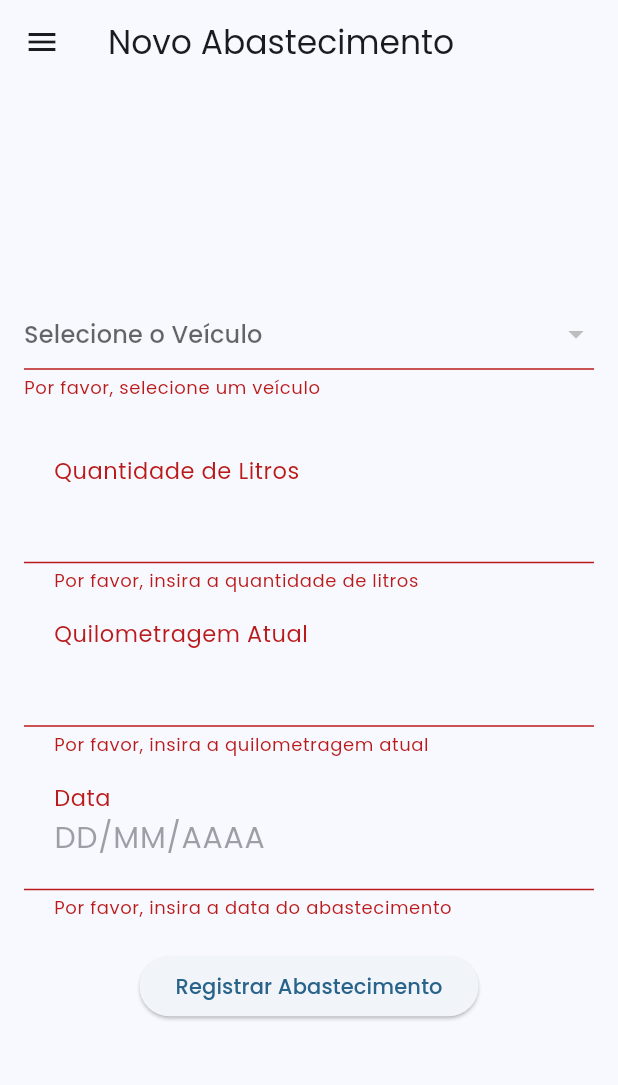
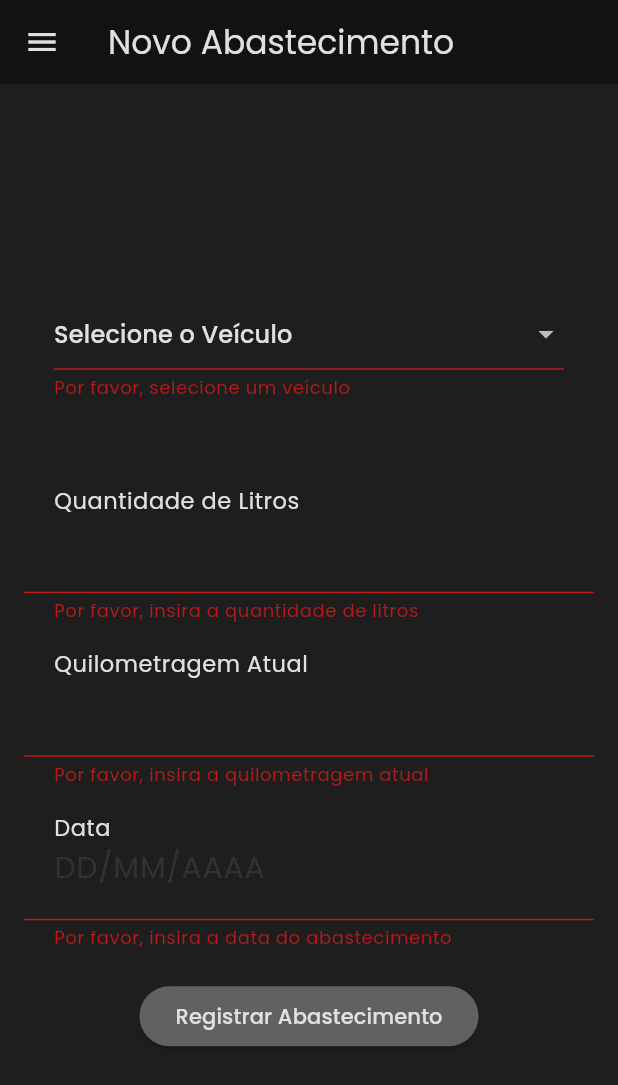
Before and after one commit to leosouza5/ControleAbastecimento, a Flutter app: the NovoAbastecimento screen opened directly, after a tap on "Registrar Abastecimento", on a phone screen of 412 x 824 dp. Shown: the top 1085 px of the screen. Run offline on Flutter 3.47's test engine with Material 3 defaults, Android fonts, the phone set to English and light mode, and no system bars; our stand-ins replace cloud_firestore, firebase_auth, firebase_core, google_fonts; accounts and stored records are empty.

Commit message:
arrumando cores

```diff
--- /dev/null
+++ b/abastecimento/devtools_options.yaml
@@ -0,0 +1,3 @@
+description: This file stores settings for Dart & Flutter DevTools.
+documentation: https://docs.flutter.dev/tools/devtools/extensions#configure-extension-enablement-states
+extensions:
--- a/abastecimento/lib/abastecimento/screens/novo_abastecimento.dart
+++ b/abastecimento/lib/abastecimento/screens/novo_abastecimento.dart
@@ -1,3 +1,4 @@
+import 'package:abastecimento/util/util.dart';
 import 'package:flutter/material.dart';
 import 'package:provider/provider.dart';
 
@@ -40,11 +41,20 @@ class _NovoAbastecimentoState extends State<NovoAbastecimento> {
     final controller = context.read<AbastecimentoController>();
 
     return Scaffold(
+      backgroundColor: fundoPrincipal,
+      drawerScrimColor: Colors.transparent,
       drawer: DrawerDefault(),
       appBar: AppBar(
-        title: Text('Novo Abastecimento'),
+        iconTheme: IconThemeData(color: textoPrincipal),
+        backgroundColor: fundoPrincipal,
+        title: Text(
+          'Novo Abastecimento',
+          style: TextStyle(color: textoPrincipal),
         ),
-      body: Center(
+      ),
+      body: Container(
+        color: fundoSecundaria,
+        child: Center(
           child: Padding(
             padding: const EdgeInsets.all(16.0),
             child: Form(
@@ -52,23 +62,28 @@ class _NovoAbastecimentoState extends State<NovoAbastecimento> {
               child: Column(
                 mainAxisSize: MainAxisSize.min,
                 children: [
-                DropdownButtonFormField<String>(
+                  Padding(
+                    padding: EdgeInsets.symmetric(vertical: 20, horizontal: 20),
+                    child: DropdownButtonFormField<String>(
                       value: _selectedVehicleId,
                       decoration: InputDecoration(
                         border: UnderlineInputBorder(
-                      borderSide: BorderSide(color: Theme.of(context).colorScheme.onSurface),
+                          borderSide: BorderSide(color: bordas),
                         ),
                         enabledBorder: UnderlineInputBorder(
-                      borderSide: BorderSide(color: Theme.of(context).colorScheme.onSurface),
+                          borderSide: BorderSide(color: bordas),
                         ),
                         disabledBorder: UnderlineInputBorder(
-                      borderSide: BorderSide(color: Theme.of(context).colorScheme.onSurface),
+                          borderSide: BorderSide(color: bordas),
                         ),
                         focusedBorder: UnderlineInputBorder(
-                      borderSide: BorderSide(color: Theme.of(context).colorScheme.onSurface),
+                          borderSide: BorderSide(color: bordas),
                         ),
                       ),
-                  hint: Text('Selecione o Veículo'),
+                      hint: Text(
+                        'Selecione o Veículo',
+                        style: TextStyle(color: textoPrincipal),
+                      ),
                       items: _vehicles.map<DropdownMenuItem<String>>((vehicle) {
                         return DropdownMenuItem<String>(
                           value: vehicle['id'], // Certifique-se de que 'id' seja do tipo String
@@ -86,6 +101,7 @@ class _NovoAbastecimentoState extends State<NovoAbastecimento> {
                         }
                         return null;
                       },
+                    ),
                   ),
                   SizedBox(height: 20),
                   Input(
@@ -136,6 +152,7 @@ class _NovoAbastecimentoState extends State<NovoAbastecimento> {
                   ),
                   SizedBox(height: 20),
                   ElevatedButton(
+                    style: ElevatedButton.styleFrom(backgroundColor: botoesDestaque),
                     onPressed: () async {
                       if (_formKey.currentState!.validate()) {
                         await controller.registrarAbastecimento(
@@ -147,9 +164,13 @@ class _NovoAbastecimentoState extends State<NovoAbastecimento> {
                         );
                       }
                     },
-                  child: Text('Registrar Abastecimento'),
+                    child: Text(
+                      'Registrar Abastecimento',
+                      style: TextStyle(color: textoPrincipal),
+                    ),
                   ),
                 ],
+              ),
             ),
           ),
         ),
--- a/abastecimento/lib/auth/components/input.dart
+++ b/abastecimento/lib/auth/components/input.dart
@@ -35,20 +35,20 @@ class _InputState extends State<Input> {
       controller: widget.controller,
       obscureText: widget.senha && obscure,
       cursorColor: widget.borderColor,
-      style: TextStyle(fontSize: 20, color: widget.borderColor),
+      style: TextStyle(fontSize: 20, color: Color(0xFFE0E0E0)),
       decoration: InputDecoration(
         enabled: widget.enabled,
         border: UnderlineInputBorder(
-          borderSide: BorderSide(color: widget.borderColor ?? Theme.of(context).colorScheme.onSurface),
+          borderSide: BorderSide(color: widget.borderColor ?? Color(0xFF2C2C2C)),
         ),
         enabledBorder: UnderlineInputBorder(
-          borderSide: BorderSide(color: widget.borderColor ?? Theme.of(context).colorScheme.onSurface),
+          borderSide: BorderSide(color: widget.borderColor ?? Color(0xFF2C2C2C)),
         ),
         disabledBorder: UnderlineInputBorder(
-          borderSide: BorderSide(color: widget.borderColor ?? Theme.of(context).colorScheme.onSurface),
+          borderSide: BorderSide(color: widget.borderColor ?? Color(0xFF2C2C2C)),
         ),
         focusedBorder: UnderlineInputBorder(
-          borderSide: BorderSide(color: widget.borderColor ?? Theme.of(context).colorScheme.onSurface),
+          borderSide: BorderSide(color: widget.borderColor ?? Color(0xFF2C2C2C)),
         ),
         hintText: widget.hint,
         suffixIcon: widget.senha
@@ -60,14 +60,14 @@ class _InputState extends State<Input> {
                 },
                 icon: Icon(
                   obscure ? Icons.visibility : Icons.visibility_off,
-                  color: widget.borderColor,
+                  color: Color(0xFFE0E0E0),
                 ))
             : null,
         floatingLabelBehavior: FloatingLabelBehavior.always,
         contentPadding: EdgeInsets.symmetric(vertical: 20, horizontal: 20),
         label: widget.label,
         hintStyle: widget.hintStyle ?? TextStyle(color: Theme.of(context).colorScheme.onSurfaceVariant.withOpacity(.5)),
-        labelStyle: TextStyle(fontSize: 20, color: widget.borderColor),
+        labelStyle: TextStyle(fontSize: 20, color: Color(0xFFE0E0E0)),
       ),
     );
   }
--- a/abastecimento/lib/cars/controllers/veiculo_controller.dart
+++ b/abastecimento/lib/cars/controllers/veiculo_controller.dart
@@ -15,15 +15,12 @@ class VeiculoController extends ChangeNotifier {
     try {
       final userId = FirebaseAuth.instance.currentUser!.uid;
 
-      // Recupera os abastecimentos do veículo
       final refuelsSnapshot = await _firestore.collection('users').doc(userId).collection('vehicles').doc(vehicleId).collection('refuels').orderBy('data', descending: true).get();
 
       if (refuelsSnapshot.docs.length < 2) {
-        // Retorna mensagem caso não tenha dados suficientes
         return "Abastecimentos insuficientes";
       }
 
-      // Recupera os dois abastecimentos mais recentes
       final currentRefuel = refuelsSnapshot.docs.first.data();
       final previousRefuel = refuelsSnapshot.docs[1].data();
 
@@ -31,7 +28,6 @@ class VeiculoController extends ChangeNotifier {
       final int quilometragemAtual = currentRefuel['quilometragem'];
       final int quilometragemAnterior = previousRefuel['quilometragem'];
 
-      // Calcula a média de consumo
       final media = (quilometragemAtual - quilometragemAnterior) / litros;
 
       return "${media.toStringAsFixed(2)} km/L";
--- a/abastecimento/lib/util/drawer_default.dart
+++ b/abastecimento/lib/util/drawer_default.dart
@@ -1,4 +1,6 @@
 import 'package:abastecimento/auth/pages/auth_screen.dart';
+import 'package:abastecimento/home/screens/home_screen.dart';
+import 'package:abastecimento/util/util.dart';
 import 'package:firebase_auth/firebase_auth.dart';
 import 'package:flutter/material.dart';
 
@@ -31,38 +33,51 @@ class DrawerDefault extends StatelessWidget {
     final email = user?.email ?? 'Usuário não identificado'; // Obtem o email ou uma mensagem padrão
 
     return Drawer(
+      backgroundColor: fundoPrincipal,
       child: ListView(
         children: [
           DrawerHeader(
             decoration: BoxDecoration(
-              color: Theme.of(context).primaryColor,
+              color: fundoSecundaria,
             ),
             child: Column(
               crossAxisAlignment: CrossAxisAlignment.start,
               mainAxisAlignment: MainAxisAlignment.center,
               children: [
-                Icon(Icons.account_circle, size: 64, color: Colors.white),
+                Icon(Icons.account_circle, size: 64, color: textoPrincipal),
                 SizedBox(height: 8),
                 Text(
                   'Bem-vindo!',
-                  style: TextStyle(color: Colors.white, fontSize: 18, fontWeight: FontWeight.bold),
+                  style: TextStyle(color: textoPrincipal, fontSize: 18, fontWeight: FontWeight.bold),
                 ),
                 SizedBox(height: 4),
                 Text(
                   email, // Exibe o email do usuário
-                  style: TextStyle(color: Colors.white, fontSize: 14),
+                  style: TextStyle(color: textoPrincipal, fontSize: 14),
                 ),
               ],
             ),
           ),
           ListTile(
-            leading: Icon(Icons.home, color: Theme.of(context).primaryColor),
-            title: Text('Home'),
-            onTap: () {},
+            leading: Icon(Icons.home, color: textoPrincipal),
+            title: Text(
+              'Home',
+              style: TextStyle(color: textoSecundario),
+            ),
+            onTap: () {
+              Navigator.pushReplacement(
+                  context,
+                  MaterialPageRoute(
+                    builder: (context) => HomeScreen(),
+                  ));
+            },
           ),
           ListTile(
-            leading: Icon(Icons.directions_car, color: Theme.of(context).primaryColor),
-            title: Text('Meus Veículos'),
+            leading: Icon(Icons.directions_car, color: textoPrincipal),
+            title: Text(
+              'Meus Veículos',
+              style: TextStyle(color: textoSecundario),
+            ),
             onTap: () {
               Navigator.pushReplacement(
                   context,
@@ -72,8 +87,11 @@ class DrawerDefault extends StatelessWidget {
             },
           ),
           ListTile(
-            leading: Icon(Icons.add_circle, color: Theme.of(context).primaryColor),
-            title: Text('Adicionar Veículo'),
+            leading: Icon(Icons.add_circle, color: textoPrincipal),
+            title: Text(
+              'Adicionar Veículo',
+              style: TextStyle(color: textoSecundario),
+            ),
             onTap: () {
               Navigator.pushReplacement(
                   context,
@@ -83,8 +101,11 @@ class DrawerDefault extends StatelessWidget {
             },
           ),
           ListTile(
-            leading: Icon(Icons.history, color: Theme.of(context).primaryColor),
-            title: Text('Histórico de Abastecimentos'),
+            leading: Icon(Icons.history, color: textoPrincipal),
+            title: Text(
+              'Histórico de Abastecimentos',
+              style: TextStyle(color: textoSecundario),
+            ),
             onTap: () {
               Navigator.pushReplacement(
                   context,
@@ -93,15 +114,13 @@ class DrawerDefault extends StatelessWidget {
                   ));
             },
           ),
-          ListTile(
-            leading: Icon(Icons.person, color: Theme.of(context).primaryColor),
-            title: Text('Perfil'),
-            onTap: () {},
-          ),
           Divider(),
           ListTile(
-            leading: Icon(Icons.logout, color: Theme.of(context).primaryColor),
-            title: Text('Sair'),
+            leading: Icon(Icons.logout, color: textoPrincipal),
+            title: Text(
+              'Sair',
+              style: TextStyle(color: textoSecundario),
+            ),
             onTap: () {
               logout(context);
             },
--- a/abastecimento/lib/util/util.dart
+++ b/abastecimento/lib/util/util.dart
@@ -1,12 +1,10 @@
 import 'package:flutter/material.dart';
 import 'package:google_fonts/google_fonts.dart';
 
-TextTheme createTextTheme(
-    BuildContext context, String bodyFontString, String displayFontString) {
+TextTheme createTextTheme(BuildContext context, String bodyFontString, String displayFontString) {
   TextTheme baseTextTheme = Theme.of(context).textTheme;
   TextTheme bodyTextTheme = GoogleFonts.getTextTheme(bodyFontString, baseTextTheme);
-  TextTheme displayTextTheme =
-      GoogleFonts.getTextTheme(displayFontString, baseTextTheme);
+  TextTheme displayTextTheme = GoogleFonts.getTextTheme(displayFontString, baseTextTheme);
   TextTheme textTheme = displayTextTheme.copyWith(
     bodyLarge: bodyTextTheme.bodyLarge,
     bodyMedium: bodyTextTheme.bodyMedium,
@@ -17,3 +15,12 @@ TextTheme createTextTheme(
   );
   return textTheme;
 }
+
+final Color fundoPrincipal = Color(0xFF121212);
+final Color fundoSecundaria = Color(0xFF1E1E1E);
+final Color bordas = Color(0xFF2C2C2C);
+final Color textoPrincipal = Color(0xFFE0E0E0);
+final Color textoSecundario = Color(0xFFE0E0E0);
+final Color botoesNormal = Color(0xFF424242);
+final Color botoesDestaque = Color(0xFF616161);
+final Color corErro = Color(0xFFD32F2F);
```
Also changed, not shown: abastecimento/lib/abastecimento/screens/abastecimentos.dart (+23 -4 lines), abastecimento/lib/auth/pages/auth_screen.dart (+19 -6 lines), abastecimento/lib/cars/screens/cars.dart (+36 -8 lines), abastecimento/lib/cars/screens/new_car.dart (+25 -3 lines), abastecimento/lib/home/screens/home_screen.dart (+16 -5 lines). Lines whose indentation alone changed are shown as unchanged.
